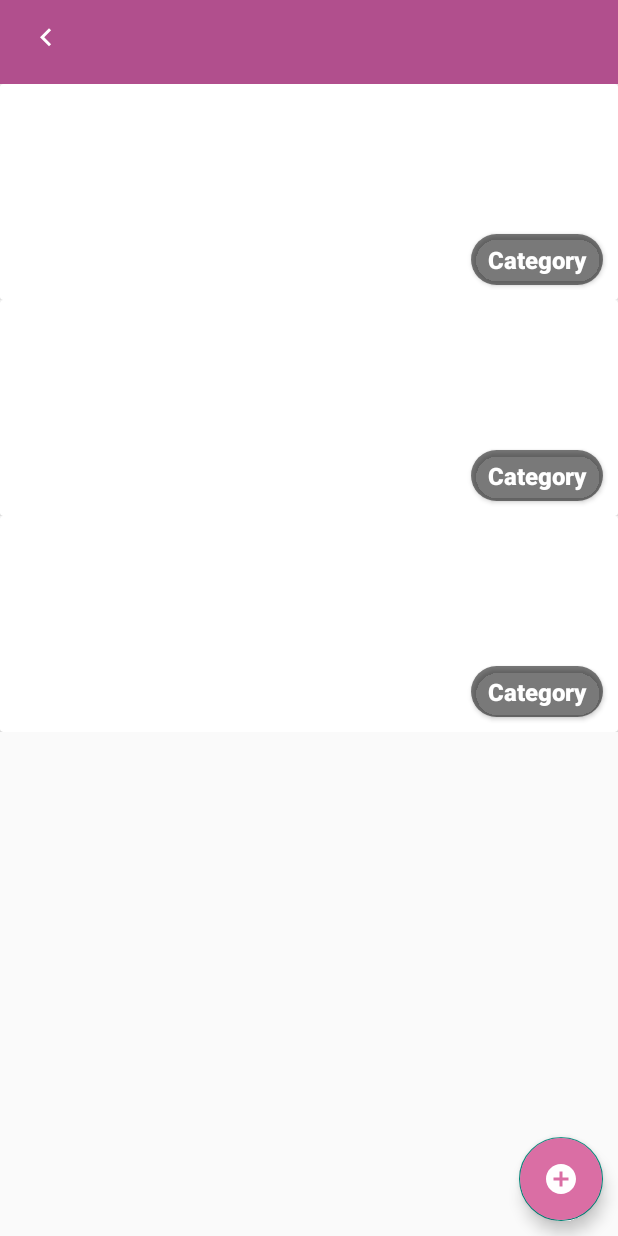
After one commit to LujainaD/LDBeauty, an Android app: the layout fragment_add_categories.xml on its own in the app's theme, with its tools: preview values and no code run, on a phone screen of 412 x 824 dp. The commit adds this screen. Run offline under Robolectric (Android 15) with nearby library versions, the phone set to English and light mode, and no system bars.

Commit message:
add category page

```diff
--- a/app/src/main/java/com/lujaina/ldbeauty/Constants.java
+++ b/app/src/main/java/com/lujaina/ldbeauty/Constants.java
@@ -4,6 +4,7 @@ public class Constants {
     public static final String Users = "Users";
     public static final String Salon_Owner = "Salon_Owner";
     public static final String Salon_Info = "Salon_Info";
+    public static final String Salon_Category = "Salon_Category";
 
 
 }
--- /dev/null
+++ b/app/src/main/res/layout/fragment_add_categories.xml
@@ -0,0 +1,55 @@
+<?xml version="1.0" encoding="utf-8"?>
+<androidx.constraintlayout.widget.ConstraintLayout xmlns:android="http://schemas.android.com/apk/res/android"
+    xmlns:app="http://schemas.android.com/apk/res-auto"
+    xmlns:tools="http://schemas.android.com/tools"
+    android:id="@+id/frameLayout4"
+    android:layout_width="match_parent"
+    android:layout_height="match_parent"
+    tools:context=".SP.AddCategoriesFragment">
+
+    <androidx.appcompat.widget.Toolbar
+        android:id="@+id/toolbar"
+        android:layout_width="0dp"
+        android:layout_height="wrap_content"
+        android:background="#B14F8D"
+        app:layout_constraintEnd_toEndOf="parent"
+        app:layout_constraintStart_toStartOf="parent"
+        app:layout_constraintTop_toTopOf="parent"
+        app:titleTextColor="@color/white"
+        tools:ignore="MissingConstraints" />
+
+    <ImageButton
+        android:id="@+id/ib_back"
+        style="@style/Widget.AppCompat.Button.Borderless"
+        android:layout_width="41dp"
+        android:layout_height="30dp"
+        android:layout_marginStart="10dp"
+        android:layout_marginTop="10dp"
+        app:layout_constraintStart_toStartOf="parent"
+        app:layout_constraintTop_toTopOf="parent"
+        app:srcCompat="@drawable/ic_arrow_left" />
+
+    <androidx.recyclerview.widget.RecyclerView
+        android:id="@+id/rv_categories"
+        android:layout_width="match_parent"
+        android:layout_height="0dp"
+        app:layout_constraintBottom_toBottomOf="parent"
+        app:layout_constraintEnd_toEndOf="parent"
+        app:layout_constraintStart_toStartOf="parent"
+        app:layout_constraintTop_toBottomOf="@+id/toolbar"
+        tools:listitem="@layout/list_view_categories"
+        />
+
+    <com.google.android.material.floatingactionbutton.FloatingActionButton
+        android:id="@+id/add_button"
+        android:layout_width="wrap_content"
+        android:layout_height="wrap_content"
+        android:layout_marginEnd="10dp"
+        android:layout_marginBottom="10dp"
+        android:backgroundTint="#DA6EA4"
+        android:clickable="true"
+        android:focusable="true"
+        android:src="@drawable/add_circle"
+        app:layout_constraintBottom_toBottomOf="parent"
+        app:layout_constraintEnd_toEndOf="parent" />
+</androidx.constraintlayout.widget.ConstraintLayout>
--- /dev/null
+++ b/app/src/main/res/layout/list_view_categories.xml
@@ -0,0 +1,50 @@
+<?xml version="1.0" encoding="utf-8"?>
+<androidx.constraintlayout.widget.ConstraintLayout
+    xmlns:android="http://schemas.android.com/apk/res/android"
+    xmlns:app="http://schemas.android.com/apk/res-auto"
+    xmlns:tools="http://schemas.android.com/tools"
+    android:layout_width="match_parent"
+    android:layout_height="wrap_content">
+
+    <androidx.cardview.widget.CardView
+        android:id="@+id/cv_category"
+        android:layout_width="match_parent"
+        android:layout_height="wrap_content"
+        app:layout_constraintEnd_toEndOf="parent"
+        app:layout_constraintStart_toStartOf="parent"
+        app:layout_constraintTop_toTopOf="parent">
+
+        <androidx.constraintlayout.widget.ConstraintLayout
+            android:layout_width="match_parent"
+            android:layout_height="wrap_content">
+
+            <ImageView
+                android:id="@+id/iv_category"
+                android:layout_width="match_parent"
+                android:layout_height="144dp"
+                app:layout_constraintBottom_toBottomOf="parent"
+                app:layout_constraintEnd_toEndOf="parent"
+                app:layout_constraintStart_toStartOf="parent"
+                app:layout_constraintTop_toTopOf="parent" />
+
+            <Button
+                android:id="@+id/btn_category"
+                android:layout_width="wrap_content"
+                android:layout_margin="10dp"
+                android:layout_height="34dp"
+                android:text="Category"
+                android:textAllCaps="false"
+                android:textColor="@color/white"
+                android:textSize="16sp"
+                android:textStyle="bold"
+                android:gravity="center"
+                android:backgroundTint="#86000000"
+                android:background="@drawable/btn_rectangle"
+                app:layout_constraintBottom_toBottomOf="parent"
+                app:layout_constraintEnd_toEndOf="parent" />
+
+        </androidx.constraintlayout.widget.ConstraintLayout>
+
+    </androidx.cardview.widget.CardView>
+
+</androidx.constraintlayout.widget.ConstraintLayout>
```
Also changed, not shown: app/src/main/java/com/lujaina/ldbeauty/Adapters/CategoryAdapter.java (added, +81 -0 lines), app/src/main/java/com/lujaina/ldbeauty/Dialogs/AddCategoriesDialogFragment.java (added, +251 -0 lines), app/src/main/java/com/lujaina/ldbeauty/Models/CategoryModel.java (added, +50 -0 lines), app/src/main/java/com/lujaina/ldbeauty/SP/AddCategoriesFragment.java (added, +54 -0 lines), app/src/main/java/com/lujaina/ldbeauty/SP/AddInfoFragment.java (+0 -30 lines), app/src/main/java/com/lujaina/ldbeauty/SP/SalonProfileFragment.java (+10 -2 lines), app/src/main/res/layout/fragment_add_categories_dialog.xml (added, +75 -0 lines), app/src/main/res/drawable/whitecamera.png (added).
